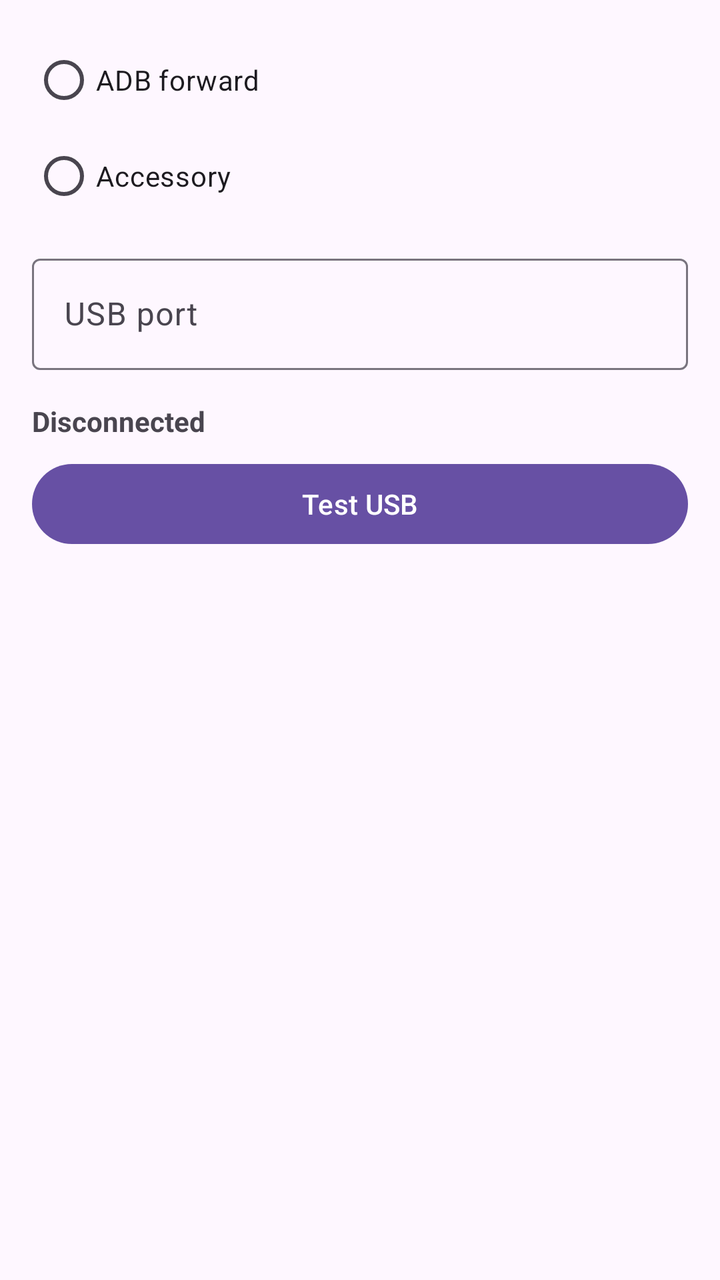
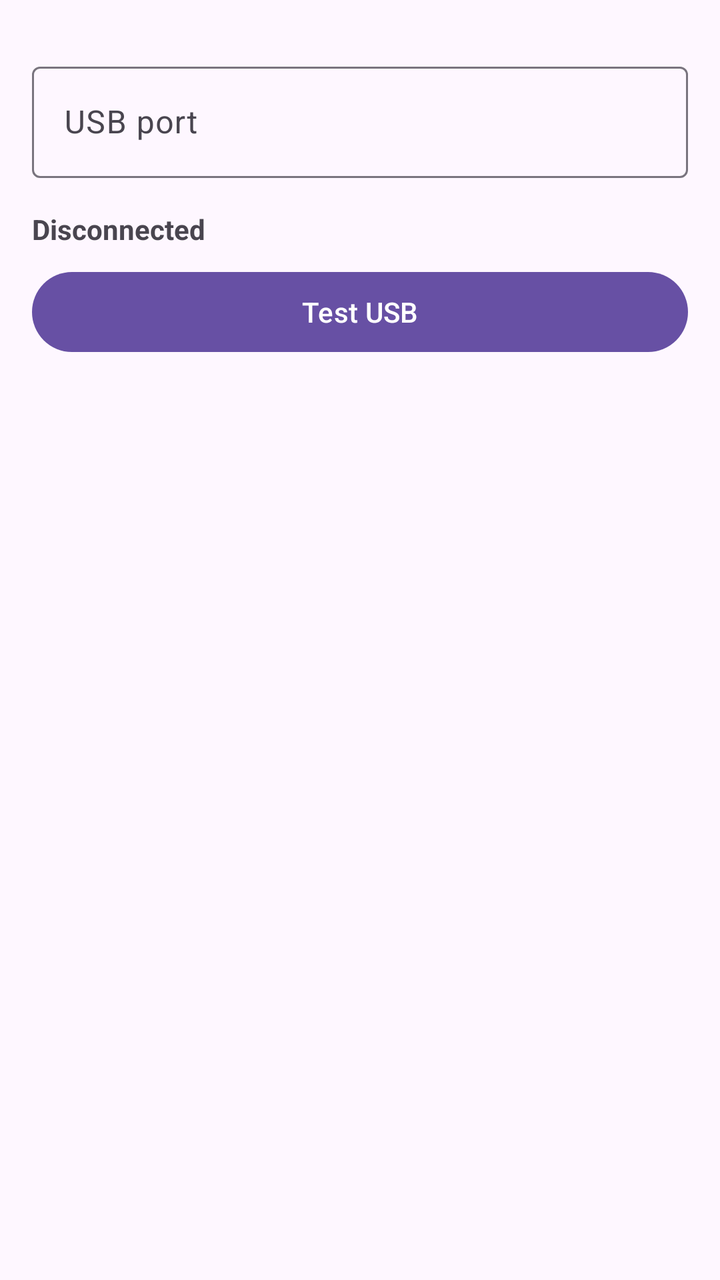

Compare the two renders of this Android layout. The source of the first and the diff that turns it into the second are given below.
<!-- AndroidManifest.xml: application theme Theme.Material3.DayNight -->
<!-- res/layout/fragment_usb.xml -->
<?xml version="1.0" encoding="utf-8"?>
<ScrollView xmlns:android="http://schemas.android.com/apk/res/android"
    android:layout_width="match_parent"
    android:layout_height="match_parent"
    android:padding="16dp">

    <LinearLayout
        android:layout_width="match_parent"
        android:layout_height="wrap_content"
        android:orientation="vertical">

        <RadioGroup
            android:id="@+id/rgUsbMode"
            android:layout_width="match_parent"
            android:layout_height="wrap_content"
            android:orientation="vertical">

            <RadioButton
                android:id="@+id/rbAdb"
                android:layout_width="match_parent"
                android:layout_height="wrap_content"
                android:text="@string/rb_adb" />

            <RadioButton
                android:id="@+id/rbAccessory"
                android:layout_width="match_parent"
                android:layout_height="wrap_content"
                android:text="@string/rb_accessory" />
        </RadioGroup>

        <com.google.android.material.textfield.TextInputLayout
            android:layout_width="match_parent"
            android:layout_height="wrap_content"
            android:layout_marginTop="12dp"
            android:hint="@string/hint_usb_port">

            <com.google.android.material.textfield.TextInputEditText
                android:id="@+id/etUsbPort"
                android:inputType="number"
                android:layout_width="match_parent"
                android:layout_height="wrap_content" />
        </com.google.android.material.textfield.TextInputLayout>

        <TextView
            android:id="@+id/tvUsbStatus"
            android:layout_width="match_parent"
            android:layout_height="wrap_content"
            android:layout_marginTop="16dp"
            android:text="@string/status_disconnected"
            android:textStyle="bold" />

        <Button
            android:id="@+id/btnUsbTest"
            android:layout_width="match_parent"
            android:layout_height="wrap_content"
            android:layout_marginTop="8dp"
            android:text="@string/btn_usb_test" />
    </LinearLayout>
</ScrollView>
<!-- resources referenced by this layout -->
<resources>
  <string name="btn_usb_test">Test USB</string>
  <string name="hint_usb_port">USB port</string>
  <string name="rb_accessory">Accessory</string>
  <string name="rb_adb">ADB forward</string>
  <string name="status_disconnected">Disconnected</string>
  <style name="Theme.Material3.DayNight" parent="Theme.Material3.DayNight.NoActionBar">
          
      </style>
</resources>

<!-- the commit's change to res/layout/fragment_usb.xml (unified diff, before → after) -->
@@ -8,25 +8,6 @@
         android:layout_width="match_parent"
         android:layout_height="wrap_content"
         android:orientation="vertical">
-
-        <RadioGroup
-            android:id="@+id/rgUsbMode"
-            android:layout_width="match_parent"
-            android:layout_height="wrap_content"
-            android:orientation="vertical">
-
-            <RadioButton
-                android:id="@+id/rbAdb"
-                android:layout_width="match_parent"
-                android:layout_height="wrap_content"
-                android:text="@string/rb_adb" />
-
-            <RadioButton
-                android:id="@+id/rbAccessory"
-                android:layout_width="match_parent"
-                android:layout_height="wrap_content"
-                android:text="@string/rb_accessory" />
-        </RadioGroup>
 
         <com.google.android.material.textfield.TextInputLayout
             android:layout_width="match_parent"
<!-- resource entries referenced after the edit -->
@@ -2,8 +2,6 @@
 <resources>
   <string name="btn_usb_test">Test USB</string>
   <string name="hint_usb_port">USB port</string>
-  <string name="rb_accessory">Accessory</string>
-  <string name="rb_adb">ADB forward</string>
   <string name="status_disconnected">Disconnected</string>
   <style name="Theme.Material3.DayNight" parent="Theme.Material3.DayNight.NoActionBar">
           
